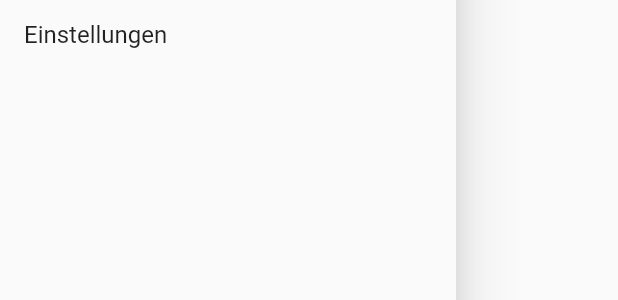
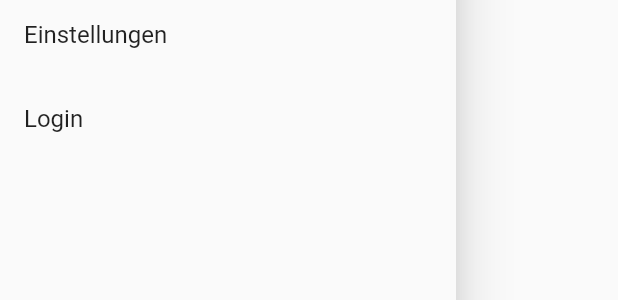
Before and after one commit to MichelSiegert/runaway, a Flutter app: what createSidebar() shows on an empty page, opened directly, on a phone screen of 412 x 824 dp. Shown: the part 429-729 px from the top of the screen. Run offline on Flutter 3.47's test engine with Material 2 defaults, Android fonts, the phone set to English and light mode, and no system bars.

Commit message:
adding more routes.

```diff
--- a/lib/Widgets/sidebar.dart
+++ b/lib/Widgets/sidebar.dart
@@ -2,7 +2,7 @@ import 'package:flutter/material.dart';
 
 Drawer createSidebar(BuildContext context)
 {
-  final seiten = {"Startseite":"/", "Meine Standorte":"/locations", "Einstellungen":"/settings"};
+  final seiten = {"Startseite":"/menu", "Meine Standorte":"/locations", "Einstellungen":"/settings", "Login":"/"};
  return Drawer(
    //ListView
     child: ListView(
--- a/lib/main.dart
+++ b/lib/main.dart
@@ -1,3 +1,4 @@
+import 'Pages/Login/login_page.dart';
 import 'Pages/Settings/settings_page.dart';
 import 'package:flutter/material.dart';
 
@@ -5,9 +6,10 @@ import 'Pages/Location/locations_page.dart';
 import 'Pages/Menu/menu_page.dart';
 
 void main() => runApp(MaterialApp(routes:{
-  '/':(context) => const MenuPage(title: 'Runaway'),
+  '/menu':(context) => const MenuPage(title: 'Runaway'),
 '/settings':(context) => const SettingsPage(title: "Runaway"),
-'/locations':(context) => const LocationsPage(title: "Runaway")}));
+'/locations':(context) => const LocationsPage(title: "Runaway"),
+'/':(context) => const LoginPage(title:"Runaway")}));
 
 class RunAway extends StatelessWidget {
   const RunAway({Key? key}) : super(key: key);
```
Also changed, not shown: lib/Pages/Login/login_scaffold.dart (+6 -10 lines).
